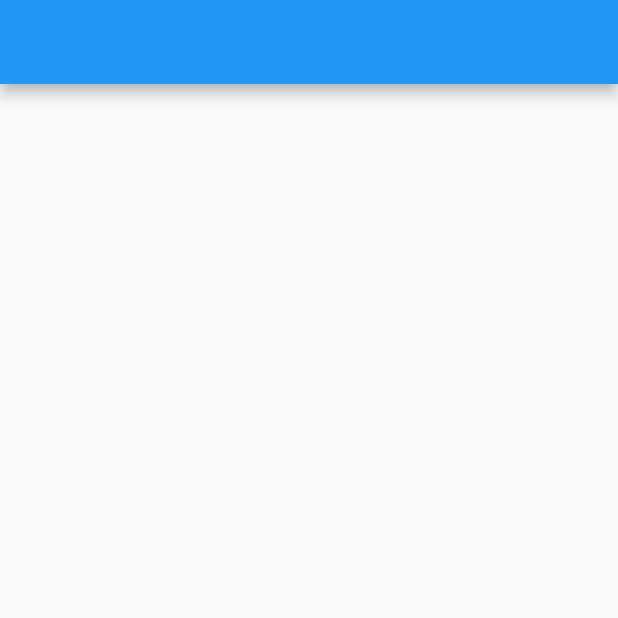
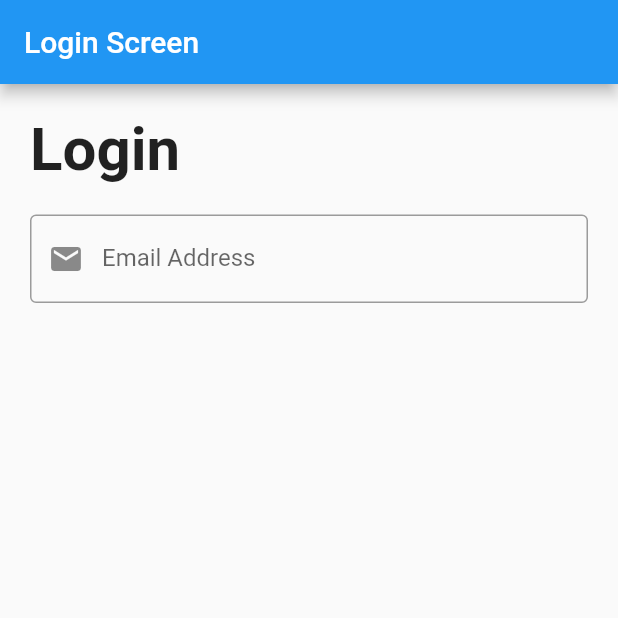
Before and after one commit to malek-kashoqa/udemy2, a Flutter app: the screen it shows after launch, on a phone screen of 412 x 824 dp, the top half of it. Run offline on Flutter 3.47's test engine with Material 2 defaults, Android fonts, the phone set to English and light mode, and no system bars.

Commit message:
Creating the login screen, added a textformfiled

```diff
--- /dev/null
+++ b/lib/login_screen.dart
@@ -0,0 +1,45 @@
+import 'package:flutter/material.dart';
+
+class LoginScreen extends StatefulWidget {
+  const LoginScreen({Key? key}) : super(key: key);
+
+  @override
+  _LoginScreenState createState() => _LoginScreenState();
+}
+
+class _LoginScreenState extends State<LoginScreen> {
+  @override
+  Widget build(BuildContext context) {
+    return Scaffold(
+      appBar: AppBar(
+        title: Text("Login Screen"),
+      ),
+      body: Padding(
+        padding: const EdgeInsets.all(20.0),
+        child: Column(
+          crossAxisAlignment: CrossAxisAlignment.start,
+          children: [
+            Text(
+              "Login",
+              style: TextStyle(
+                fontSize: 40.0,
+                fontWeight: FontWeight.bold,
+              ),
+            ),
+            SizedBox(
+              height: 20.0,
+            ),
+            TextFormField(
+              keyboardType: TextInputType.emailAddress,
+              decoration: InputDecoration(
+                labelText: 'Email Address',
+                border: OutlineInputBorder(),
+                prefixIcon: Icon(Icons.email),
+              ),
+            ),
+          ],
+        ),
+      ),
+    );
+  }
+}
--- a/lib/main.dart
+++ b/lib/main.dart
@@ -1,5 +1,6 @@
 import 'package:flutter/material.dart';
 import 'package:udemy2/home_screen.dart';
+import 'package:udemy2/login_screen.dart';
 
 void main() {
   runApp(const MyApp());
@@ -12,7 +13,7 @@ class MyApp extends StatelessWidget {
   Widget build(BuildContext context) {
     return MaterialApp(
       debugShowCheckedModeBanner: false,
-      home: HomeScreen(),
+      home: LoginScreen(),
     );
   }
 }
```
